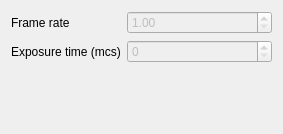
First picture: the form in src/CameraSample/Widgets/CameraSetupWidget.ui, repository fastvideo/gpu-camera-sample, before the edit.
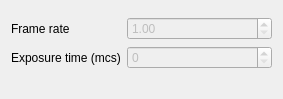
Second picture: the form after the edit.

Commit message: Camera Statistics panel added. Crash in GeniCamCamera::setParameter fixed. Minor improvements in CameraSetupWidget

```diff
--- a/src/CameraSample/Widgets/CameraSetupWidget.ui
+++ b/src/CameraSample/Widgets/CameraSetupWidget.ui
@@ -7,13 +7,21 @@
     <x>0</x>
     <y>0</y>
     <width>283</width>
-    <height>134</height>
+    <height>99</height>
    </rect>
   </property>
   <property name="windowTitle">
    <string>Dialog</string>
   </property>
-  <layout class="QGridLayout" name="gridLayout">
+  <layout class="QVBoxLayout" name="verticalLayout">
+   <item>
+    <layout class="QFormLayout" name="formLayout">
+     <property name="topMargin">
+      <number>6</number>
+     </property>
+     <property name="rightMargin">
+      <number>0</number>
+     </property>
    <item row="0" column="0">
     <widget class="QLabel" name="label">
      <property name="sizePolicy">
@@ -57,7 +65,9 @@
      </property>
     </widget>
    </item>
-   <item row="2" column="0">
+    </layout>
+   </item>
+   <item>
     <spacer name="verticalSpacer">
      <property name="orientation">
       <enum>Qt::Vertical</enum>
```
Lines whose indentation alone changed are shown as unchanged. The commit also changes 12 other files.
